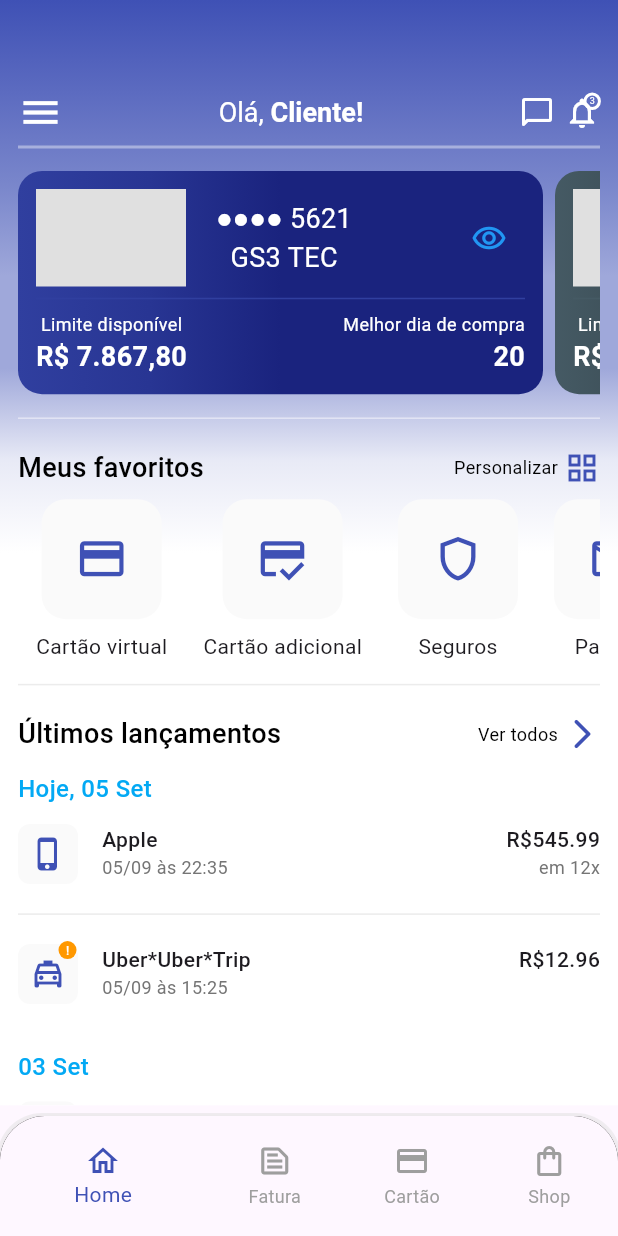
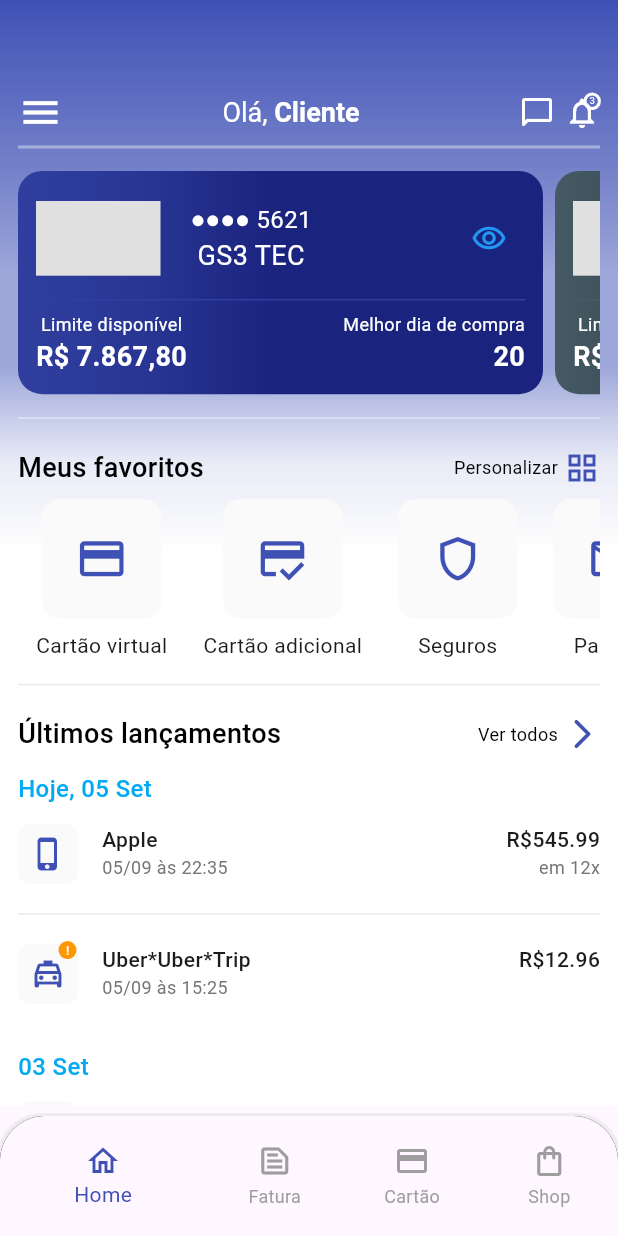
Before and after one commit to mmatheusfas/gs3_teste, a Flutter app: the screen it shows after launch, on a phone screen of 412 x 824 dp. Run offline on Flutter 3.47's test engine with Material 3 defaults, Android fonts, the phone set to English and light mode, and no system bars.

Commit message:
[UPDATE] Improve app responsiveness

```diff
--- a/lib/features/home/home_view.dart
+++ b/lib/features/home/home_view.dart
@@ -41,7 +41,7 @@ class _HomeViewState extends State<HomeView> {
             children: [
               Container(
                 width: double.infinity,
-                height: 200,
+                height: sizeOf.height * .3,
                 decoration: const BoxDecoration(
                   image: DecorationImage(
                     image: AssetImage('assets/images/gs3_logo.png'),
@@ -68,7 +68,7 @@ class _HomeViewState extends State<HomeView> {
                 ),
                 Divider(thickness: 2, color: Colors.white.withOpacity(0.4)),
                 SizedBox(
-                  height: sizeOf.height * .2,
+                  height: sizeOf.height < 534 ? sizeOf.height * .3 : sizeOf.height * .2,
                   child: ListView.builder(
                     itemCount: homeController.cards.length,
                     scrollDirection: Axis.horizontal,
--- a/lib/features/home/widgets/card_banner_widget.dart
+++ b/lib/features/home/widgets/card_banner_widget.dart
@@ -61,19 +61,25 @@ class _CardBannerWidgetState extends State<CardBannerWidget> {
       ),
       child: Column(
         children: [
-          Row(
+          Expanded(
+            child: Row(
               children: [
-              Container(
+                Padding(
+                  padding: const EdgeInsets.symmetric(vertical: 8),
+                  child: AspectRatio(
+                    aspectRatio: 1 / 0.6,
+                    child: Container(
                       color: Colors.grey.shade300,
-                height: 65,
-                width: 100,
+                    ),
+                  ),
                 ),
                 const SizedBox(width: 20),
                 Column(
+                  mainAxisAlignment: MainAxisAlignment.center,
                   children: [
                     Text(
                       isNumbersVisible ? widget.cardNumber : widget.cardNumber.cardObscureNumber(),
-                    style: const TextStyle(color: Colors.white, fontSize: 18),
+                      style: const TextStyle(color: Colors.white, fontSize: 16),
                     ),
                     Text(
                       widget.cardFlag,
@@ -92,10 +98,10 @@ class _CardBannerWidgetState extends State<CardBannerWidget> {
                 )
               ],
             ),
+          ),
           Divider(
             color: widget.index % 2 == 0 ? Colors.indigo.shade700 : Colors.blueGrey.shade700,
           ),
-          const Spacer(),
           Row(
             children: [
               Column(
--- a/lib/features/home/widgets/default_app_bar.dart
+++ b/lib/features/home/widgets/default_app_bar.dart
@@ -24,7 +24,7 @@ class DefaultAppBar extends StatelessWidget {
             children: [
               TextSpan(text: 'Olá,'),
               TextSpan(
-                text: ' Cliente!',
+                text: ' Cliente',
                 style: TextStyle(color: Colors.white, fontSize: 18, fontWeight: FontWeight.bold),
               ),
             ],
--- a/lib/features/home/widgets/favorites_card.dart
+++ b/lib/features/home/widgets/favorites_card.dart
@@ -12,18 +12,21 @@ class FavoritesCard extends StatelessWidget {
       padding: const EdgeInsets.symmetric(vertical: 8.0, horizontal: 12),
       child: Column(
         children: [
-          Container(
-            height: 80,
-            width: 80,
+          Expanded(
+            child: AspectRatio(
+              aspectRatio: 1 / 1,
+              child: Container(
                 decoration: BoxDecoration(
                   color: Colors.grey.shade50,
-              borderRadius: BorderRadius.circular(16),
+                  borderRadius: BorderRadius.circular(12),
                 ),
                 child: Center(
                   child: Icon(
                     icon,
                     color: Colors.indigo,
                     size: 35,
+                  ),
+                ),
               ),
             ),
           ),
```
Lines whose indentation alone changed are shown as unchanged.
